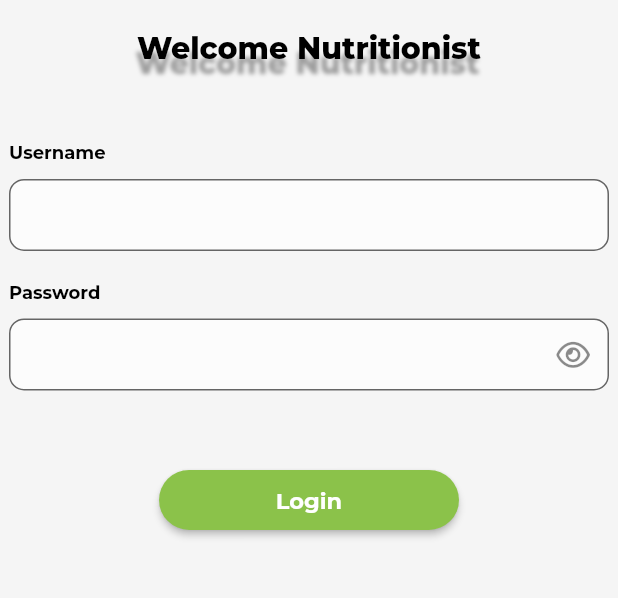
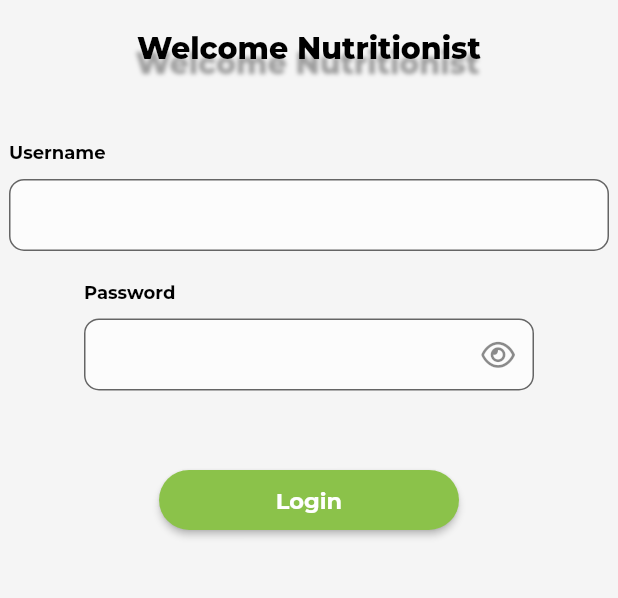
Before and after one commit to jamessarona/nutri-gabay-nutritionist, a Flutter app: the screen it shows after launch, on a phone screen of 412 x 824 dp, the part 275-873 px from its top. Run offline on Flutter 3.47's test engine with Material 2 defaults, Android fonts, the light colour scheme and no system bars; our stand-ins replace cloud_firestore, firebase_auth, firebase_core, firebase_storage, font_awesome_flutter, google_fonts and 1 more; missing offline and left inert: universal_html; accounts and stored records are empty.

Commit message:
added resize fields

```diff
--- a/lib/views/ui/appointment_page.dart
+++ b/lib/views/ui/appointment_page.dart
@@ -10,6 +10,10 @@ class AppointmentPage extends StatefulWidget {
 class _AppointmentPageState extends State<AppointmentPage> {
   @override
   Widget build(BuildContext context) {
-    return const Placeholder();
+    return Container(
+      height: double.infinity,
+      width: double.infinity,
+      color: Colors.grey.shade100,
+    );
   }
 }
--- a/lib/views/ui/login_page.dart
+++ b/lib/views/ui/login_page.dart
@@ -155,7 +155,7 @@ class _LoginPageState extends State<LoginPage> {
                   ),
                   const SizedBox(height: 20),
                   SizedBox(
-                    width: 400,
+                    width: screenSize.width < 500 ? 300 : 400,
                     child: Text(
                       "Password",
                       style: appstyle(
@@ -167,7 +167,7 @@ class _LoginPageState extends State<LoginPage> {
                   ),
                   const SizedBox(height: 10),
                   SizedBox(
-                    width: 400,
+                    width: screenSize.width < 500 ? 300 : 400,
                     child: UserCredentialTextField(
                       controller: _password,
                       label: "",
--- a/lib/views/ui/profile_page.dart
+++ b/lib/views/ui/profile_page.dart
@@ -250,7 +250,7 @@ class _ProfilePageState extends State<ProfilePage> {
                                                         });
                                                       },
                                                       label: !isEditable
-                                                          ? 'Edit Profile'
+                                                          ? 'Edit'
                                                           : 'Save',
                                                       labelSize: 11),
                                             ),
```
Also changed, not shown: lib/views/ui/patient_list_page.dart (+0 -7 lines).
